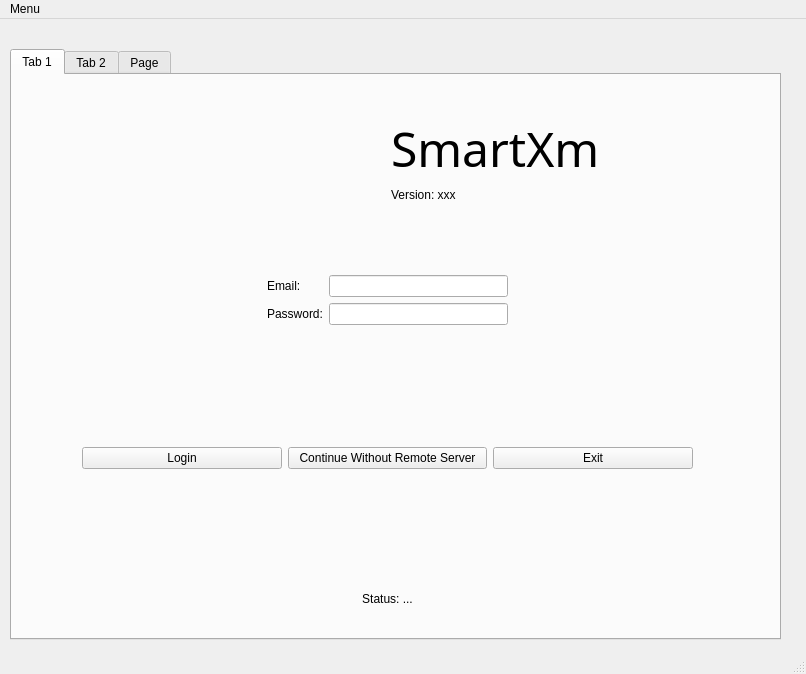
First picture: the form in UI-prototyping/login/login_window.ui, repository KaziRifatMorshed/SmartXm, before the edit.
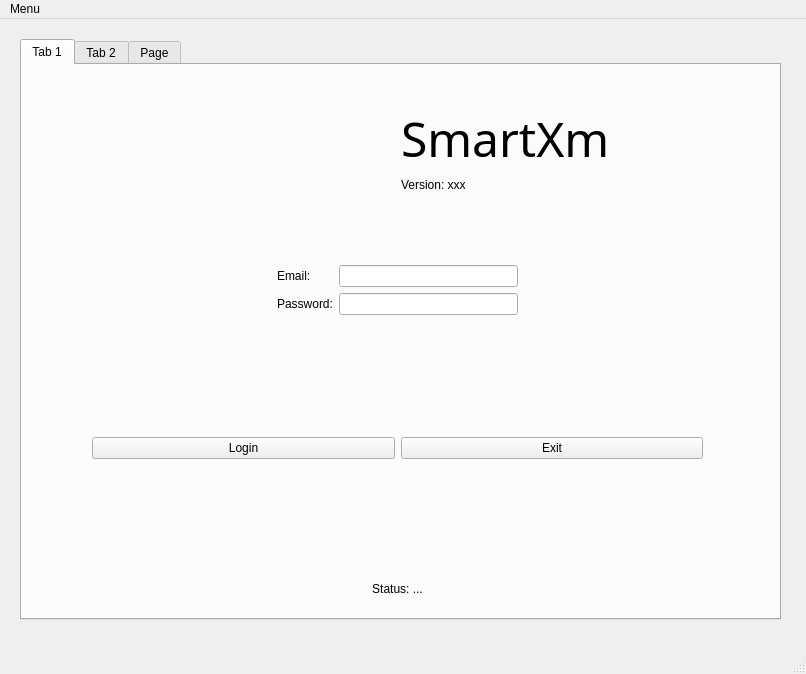
Second picture: the form after the edit. Icons and pictures are not drawn.

The edit to the form file:
```diff
--- a/UI-prototyping/login/login_window.ui
+++ b/UI-prototyping/login/login_window.ui
@@ -21,10 +21,10 @@
    <widget class="QTabWidget" name="tabWidget">
     <property name="geometry">
      <rect>
-      <x>10</x>
-      <y>30</y>
-      <width>771</width>
-      <height>591</height>
+      <x>20</x>
+      <y>20</y>
+      <width>761</width>
+      <height>581</height>
      </rect>
     </property>
     <property name="currentIndex">
@@ -179,13 +179,6 @@
            </property>
           </widget>
          </item>
-         <item>
-          <widget class="QPushButton" name="pushButton_2">
-           <property name="text">
-            <string>Continue Without Remote Server</string>
-           </property>
-          </widget>
-         </item>
          <item>
           <widget class="QPushButton" name="exitButton">
            <property name="text">
```
